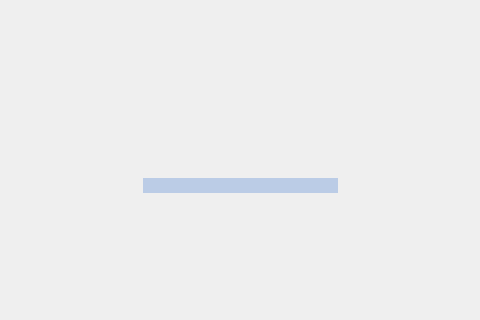
The window that Launcher.ui (CalmBit/ToonboxLauncher) describes before a commit, drawn with Qt 5; both pictures show x 237 to 717 and y 280 to 600 of the 1200 by 600 pixel window.
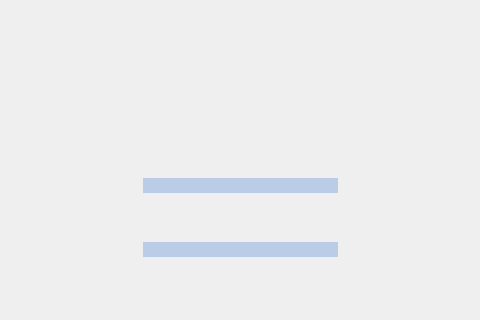
The same window after the commit. Icons and pictures are not drawn.

Commit message: Add password line edit

What changed in the file:
```diff
--- a/Launcher.ui
+++ b/Launcher.ui
@@ -211,6 +211,58 @@
      <set>Qt::AlignCenter</set>
     </property>
    </widget>
+   <widget class="QLineEdit" name="line_edit_password">
+    <property name="geometry">
+     <rect>
+      <x>380</x>
+      <y>522</y>
+      <width>195</width>
+      <height>15</height>
+     </rect>
+    </property>
+    <property name="sizePolicy">
+     <sizepolicy hsizetype="Fixed" vsizetype="Fixed">
+      <horstretch>0</horstretch>
+      <verstretch>0</verstretch>
+     </sizepolicy>
+    </property>
+    <property name="minimumSize">
+     <size>
+      <width>195</width>
+      <height>15</height>
+     </size>
+    </property>
+    <property name="maximumSize">
+     <size>
+      <width>195</width>
+      <height>15</height>
+     </size>
+    </property>
+    <property name="font">
+     <font>
+      <family>Microsoft Sans Serif</family>
+      <pointsize>10</pointsize>
+      <weight>75</weight>
+      <bold>true</bold>
+     </font>
+    </property>
+    <property name="styleSheet">
+     <string notr="true">QLineEdit#line_edit_password {
+    border: none;
+    background: none;
+    background-color: rgb(187, 204, 230);
+}</string>
+    </property>
+    <property name="maxLength">
+     <number>59</number>
+    </property>
+    <property name="echoMode">
+     <enum>QLineEdit::Password</enum>
+    </property>
+    <property name="alignment">
+     <set>Qt::AlignCenter</set>
+    </property>
+   </widget>
   </widget>
  </widget>
  <layoutdefault spacing="6" margin="11"/>
```
